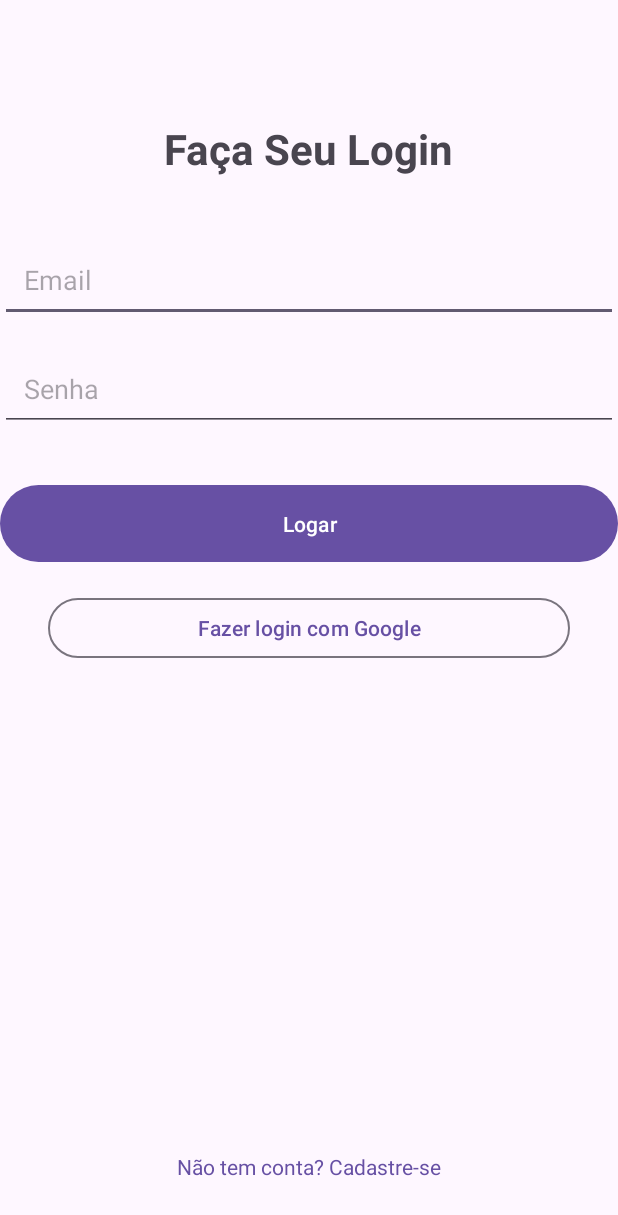
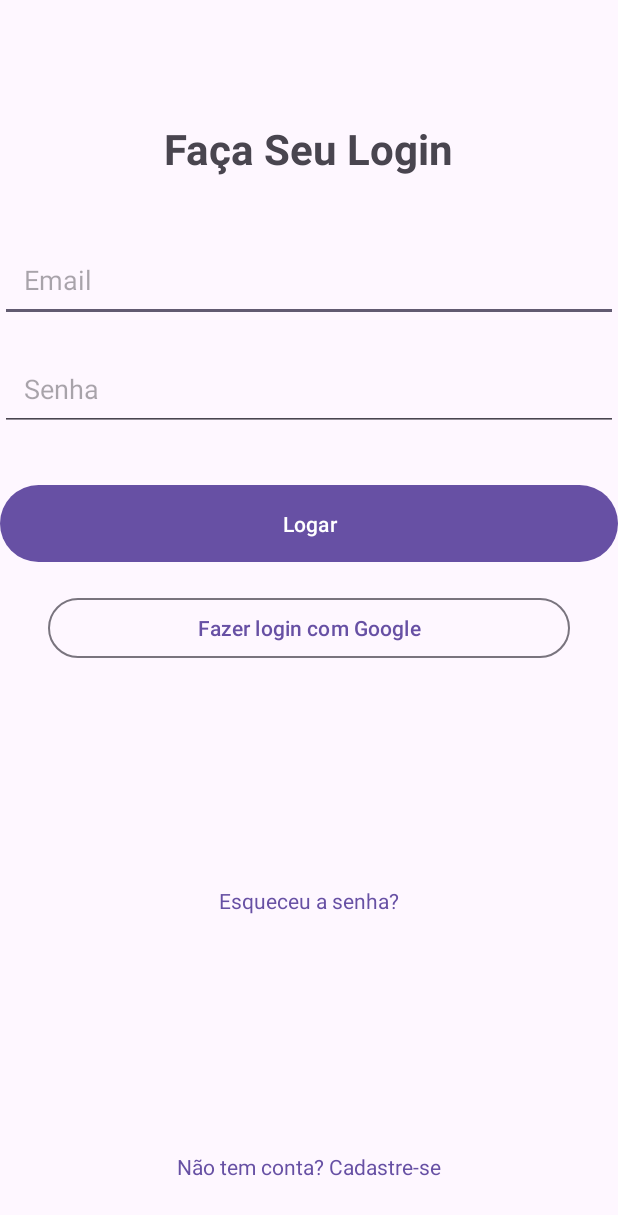
Before and after one commit to JoseBenevides/AppLoginGoogle, an Android app: the screen it shows after launch (MainActivity), on a phone screen of 412 x 824 dp. Shown: the top 1215 px of the screen. Run offline under Robolectric (Android 15) with nearby library versions, the phone set to English and light mode, and no system bars; our stand-ins replace Firebase (no records; nobody signed in at launch, a user with empty details on screens opened directly).

Commit message:
Adicionando função de redefinir senha

```diff
--- a/app/src/main/java/br/unisanta/applogingoogle/view/MainActivity.kt
+++ b/app/src/main/java/br/unisanta/applogingoogle/view/MainActivity.kt
@@ -99,6 +99,12 @@ class MainActivity : AppCompatActivity() {
             Log.d("GOOGLE_SIGN_IN", "Botão do Google clicado. Iniciando fluxo de login...")
             signInGoogle() // Chama a função que força o signOut
         }
+
+        // Listener para o TextView "Esqueceu a senha?"
+        binding.txvEsqueciSenha.setOnClickListener {
+            val intent = Intent(this, PasswordResetActivity::class.java)
+            startActivity(intent)
+        }
     }
 
     // Desloga/limpa a sessão anterior salva do Google.
--- a/app/src/main/res/layout/activity_main.xml
+++ b/app/src/main/res/layout/activity_main.xml
@@ -18,6 +18,7 @@
         android:textSize="28sp"
         android:textStyle="bold"
         app:layout_constraintEnd_toEndOf="parent"
+        app:layout_constraintHorizontal_bias="0.5"
         app:layout_constraintStart_toStartOf="parent"
         app:layout_constraintTop_toTopOf="parent" />
 
@@ -30,6 +31,7 @@
         android:inputType="text"
         android:padding="16dp"
         app:layout_constraintEnd_toEndOf="parent"
+        app:layout_constraintHorizontal_bias="0.5"
         app:layout_constraintStart_toStartOf="parent"
         app:layout_constraintTop_toBottomOf="@id/edt_titulo" />
 
@@ -42,6 +44,7 @@
         android:inputType="textPassword"
         android:padding="16dp"
         app:layout_constraintEnd_toEndOf="parent"
+        app:layout_constraintHorizontal_bias="0.5"
         app:layout_constraintStart_toStartOf="parent"
         app:layout_constraintTop_toBottomOf="@id/edt_email" />
 
@@ -53,21 +56,39 @@
         android:padding="16dp"
         android:text="Logar"
         app:layout_constraintEnd_toEndOf="parent"
+        app:layout_constraintHorizontal_bias="0.5"
         app:layout_constraintStart_toStartOf="parent"
         app:layout_constraintTop_toBottomOf="@id/edt_senha" />
 
     <Button
         android:id="@+id/btnGoogleLogin"
+        style="?attr/materialButtonOutlinedStyle"
         android:layout_width="0dp"
         android:layout_height="wrap_content"
+        android:layout_marginStart="32dp"
+        android:layout_marginTop="16dp"
+        android:layout_marginEnd="32dp"
         android:text="Fazer login com Google"
-        app:layout_constraintTop_toBottomOf="@id/btn_Logar"
+        app:layout_constraintEnd_toEndOf="parent"
+        app:layout_constraintHorizontal_bias="0.5"
         app:layout_constraintStart_toStartOf="parent"
+        app:layout_constraintTop_toBottomOf="@id/btn_Logar" />
+
+    <TextView
+        android:id="@+id/txv_esqueciSenha"
+        android:layout_width="wrap_content"
+        android:layout_height="wrap_content"
+        android:layout_marginTop="140dp"
+        android:clickable="true"
+        android:focusable="true"
+        android:minHeight="48dp"
+        android:padding="8dp"
+        android:text="Esqueceu a senha?"
+        android:textColor="?attr/colorPrimary"
         app:layout_constraintEnd_toEndOf="parent"
-        android:layout_marginTop="16dp"
-        android:layout_marginStart="32dp"
-        android:layout_marginEnd="32dp"
-        style="?attr/materialButtonOutlinedStyle" />
+        app:layout_constraintHorizontal_bias="0.5"
+        app:layout_constraintStart_toStartOf="parent"
+        app:layout_constraintTop_toBottomOf="@id/btnGoogleLogin" />
 
     <TextView
         android:id="@+id/textViewRegister"
@@ -82,6 +103,7 @@
         android:textColor="?attr/colorPrimary"
         app:layout_constraintBottom_toBottomOf="parent"
         app:layout_constraintEnd_toEndOf="parent"
-        app:layout_constraintStart_toStartOf="parent" />
+        app:layout_constraintStart_toStartOf="parent"
+        app:layout_constraintHorizontal_bias="0.5" />
 
 </androidx.constraintlayout.widget.ConstraintLayout>
```
Also changed, not shown: app/src/main/AndroidManifest.xml (+12 -6 lines), app/src/main/java/br/unisanta/applogingoogle/view/PasswordResetActivity.kt (added, +87 -0 lines), app/src/main/res/layout/activity_password_reset.xml (added, +63 -0 lines).
